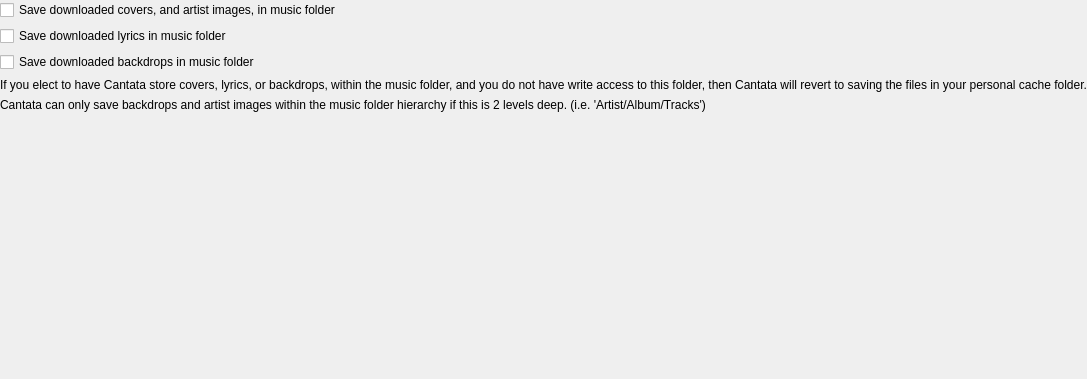
Old version of the form gui/filesettings.ui in the repository CDrummond/cantata.
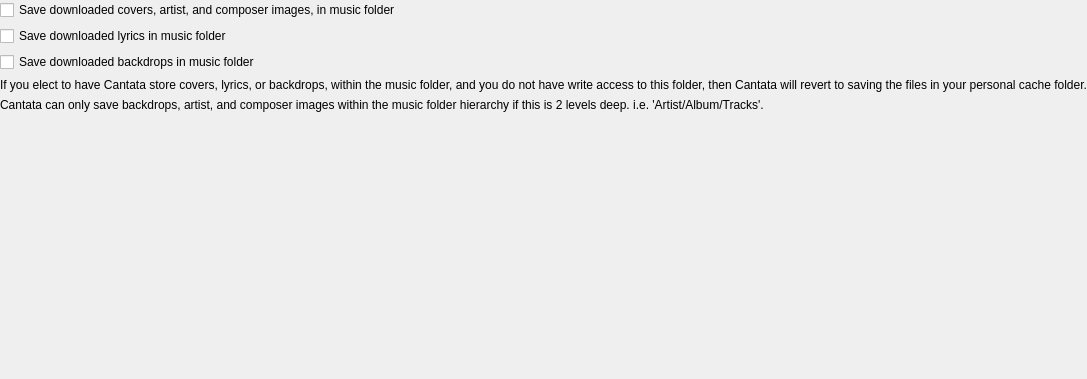
New version of the form. Custom widgets are drawn as their Qt base class.

Commit message: Mention composer images

Patch:
```diff
--- a/gui/filesettings.ui
+++ b/gui/filesettings.ui
@@ -26,7 +26,7 @@
    <item>
     <widget class="QCheckBox" name="storeCoversInMpdDir">
      <property name="text">
-      <string>Save downloaded covers, and artist images, in music folder</string>
+      <string>Save downloaded covers, artist, and composer images, in music folder</string>
      </property>
     </widget>
    </item>
@@ -54,7 +54,7 @@
    <item>
     <widget class="NoteLabel" name="persNote_2">
      <property name="text">
-      <string>Cantata can only save backdrops and artist images within the music folder hierarchy if this is 2 levels deep. (i.e. 'Artist/Album/Tracks')</string>
+      <string>Cantata can only save backdrops, artist, and composer images within the music folder hierarchy if this is 2 levels deep. i.e. 'Artist/Album/Tracks'.</string>
      </property>
     </widget>
    </item>
```
The commit also changes 1 other file.
